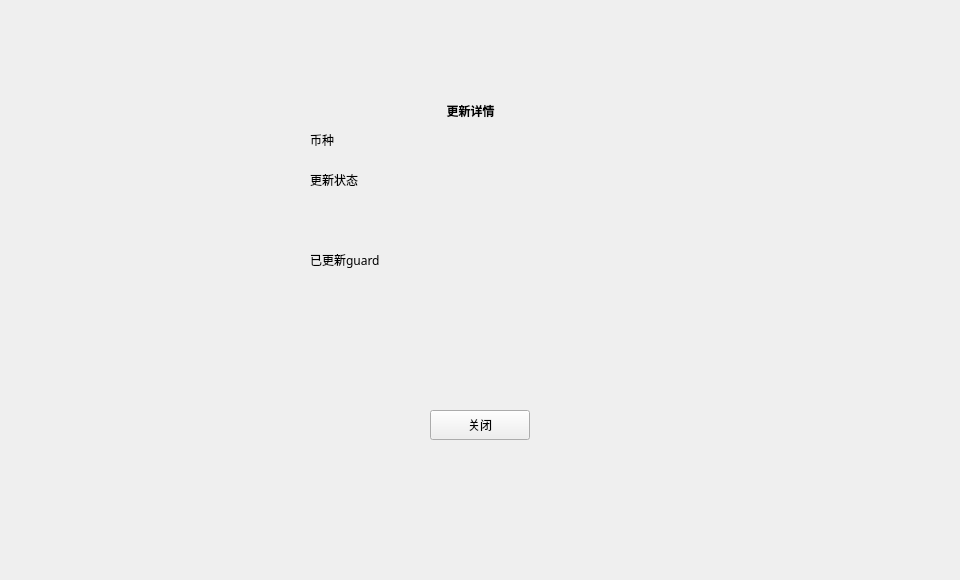
Before: the Qt Designer form LNKWallet/guard/GuardKeyUpdatingInfoDialog.ui in HcashOrg/hx-indicator, drawn with Qt 5.
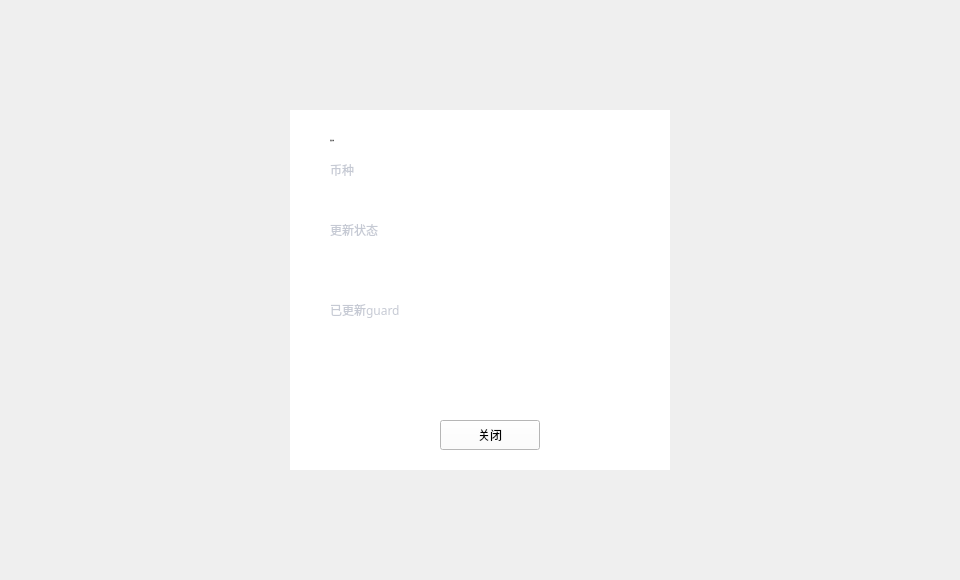
After: the same form once the commit is applied.

Diff of the .ui file:
```diff
--- a/LNKWallet/guard/GuardKeyUpdatingInfoDialog.ui
+++ b/LNKWallet/guard/GuardKeyUpdatingInfoDialog.ui
@@ -32,10 +32,10 @@
    <widget class="QWidget" name="containerWidget" native="true">
     <property name="geometry">
      <rect>
-      <x>280</x>
-      <y>80</y>
-      <width>400</width>
-      <height>400</height>
+      <x>290</x>
+      <y>110</y>
+      <width>380</width>
+      <height>360</height>
      </rect>
     </property>
     <property name="font">
@@ -45,11 +45,14 @@
       <bold>false</bold>
      </font>
     </property>
+    <property name="styleSheet">
+     <string notr="true">background-color: rgb(255, 255, 255);</string>
+    </property>
     <widget class="QToolButton" name="closeBtn">
      <property name="geometry">
       <rect>
        <x>150</x>
-       <y>330</y>
+       <y>310</y>
        <width>100</width>
        <height>30</height>
       </rect>
@@ -74,7 +77,7 @@
     <widget class="QLabel" name="label">
      <property name="geometry">
       <rect>
-       <x>130</x>
+       <x>40</x>
        <y>20</y>
        <width>121</width>
        <height>21</height>
@@ -82,26 +85,39 @@
      </property>
      <property name="font">
       <font>
-       <weight>75</weight>
-       <bold>true</bold>
+       <family>微软雅黑</family>
+       <pointsize>-1</pointsize>
+       <weight>50</weight>
+       <italic>false</italic>
+       <bold>false</bold>
       </font>
      </property>
+     <property name="styleSheet">
+      <string notr="true">QLabel{font:  14px &quot;微软雅黑&quot;;color: rgb(51, 51, 51);}
+
+</string>
+     </property>
      <property name="text">
       <string>更新详情</string>
      </property>
      <property name="alignment">
-      <set>Qt::AlignCenter</set>
+      <set>Qt::AlignLeading|Qt::AlignLeft|Qt::AlignVCenter</set>
      </property>
     </widget>
     <widget class="QLabel" name="label_2">
      <property name="geometry">
       <rect>
-       <x>30</x>
+       <x>40</x>
        <y>50</y>
        <width>80</width>
        <height>20</height>
       </rect>
      </property>
+     <property name="styleSheet">
+      <string notr="true">QLabel{font:  10px &quot;微软雅黑&quot;;color: rgb(198,202,212);}
+
+</string>
+     </property>
      <property name="text">
       <string>币种</string>
      </property>
@@ -109,12 +125,17 @@
     <widget class="QLabel" name="assetLabel">
      <property name="geometry">
       <rect>
-       <x>120</x>
-       <y>50</y>
+       <x>40</x>
+       <y>70</y>
        <width>200</width>
        <height>20</height>
       </rect>
      </property>
+     <property name="styleSheet">
+      <string notr="true">QLabel{font:  14px &quot;微软雅黑&quot;;color: rgb(51, 51, 51);}
+
+</string>
+     </property>
      <property name="text">
       <string/>
      </property>
@@ -122,12 +143,17 @@
     <widget class="QLabel" name="label_4">
      <property name="geometry">
       <rect>
-       <x>30</x>
-       <y>90</y>
+       <x>40</x>
+       <y>110</y>
        <width>80</width>
        <height>20</height>
       </rect>
      </property>
+     <property name="styleSheet">
+      <string notr="true">QLabel{font:  10px &quot;微软雅黑&quot;;color: rgb(198,202,212);}
+
+</string>
+     </property>
      <property name="text">
       <string>更新状态</string>
      </property>
@@ -135,12 +161,17 @@
     <widget class="QLabel" name="stateLabel">
      <property name="geometry">
       <rect>
-       <x>120</x>
-       <y>90</y>
-       <width>200</width>
-       <height>60</height>
+       <x>40</x>
+       <y>130</y>
+       <width>300</width>
+       <height>40</height>
       </rect>
      </property>
+     <property name="styleSheet">
+      <string notr="true">QLabel{font:  14px &quot;微软雅黑&quot;;color: rgb(51, 51, 51);}
+
+</string>
+     </property>
      <property name="text">
       <string/>
      </property>
@@ -154,12 +185,17 @@
     <widget class="QLabel" name="label_6">
      <property name="geometry">
       <rect>
-       <x>30</x>
-       <y>170</y>
+       <x>40</x>
+       <y>190</y>
        <width>80</width>
        <height>20</height>
       </rect>
      </property>
+     <property name="styleSheet">
+      <string notr="true">QLabel{font:  10px &quot;微软雅黑&quot;;color: rgb(198,202,212);}
+
+</string>
+     </property>
      <property name="text">
       <string>已更新guard</string>
      </property>
@@ -167,12 +203,17 @@
     <widget class="QLabel" name="updatedGuardsLabel">
      <property name="geometry">
       <rect>
-       <x>120</x>
-       <y>170</y>
-       <width>200</width>
+       <x>40</x>
+       <y>210</y>
+       <width>300</width>
        <height>60</height>
       </rect>
      </property>
+     <property name="styleSheet">
+      <string notr="true">QLabel{font:  14px &quot;微软雅黑&quot;;color: rgb(51, 51, 51);}
+
+</string>
+     </property>
      <property name="text">
       <string/>
      </property>
```
